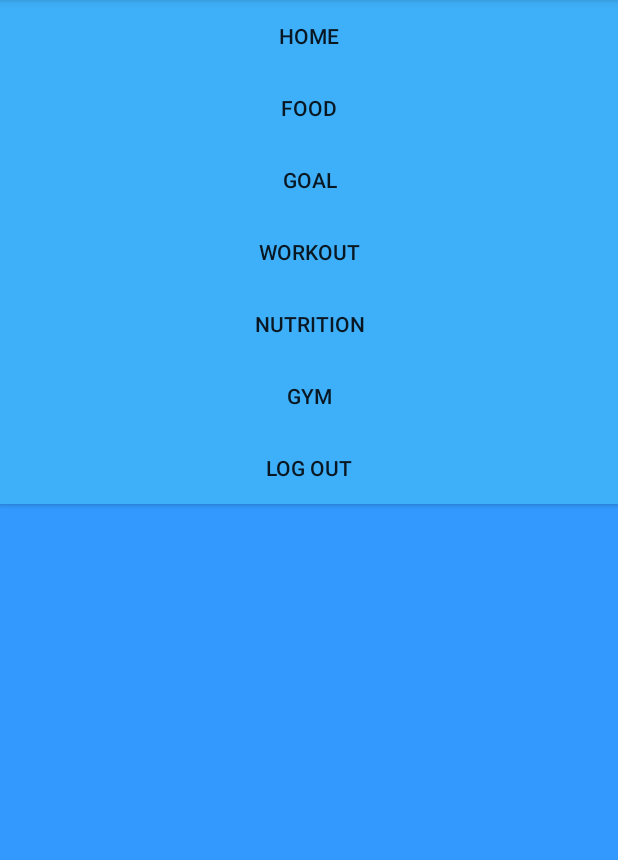
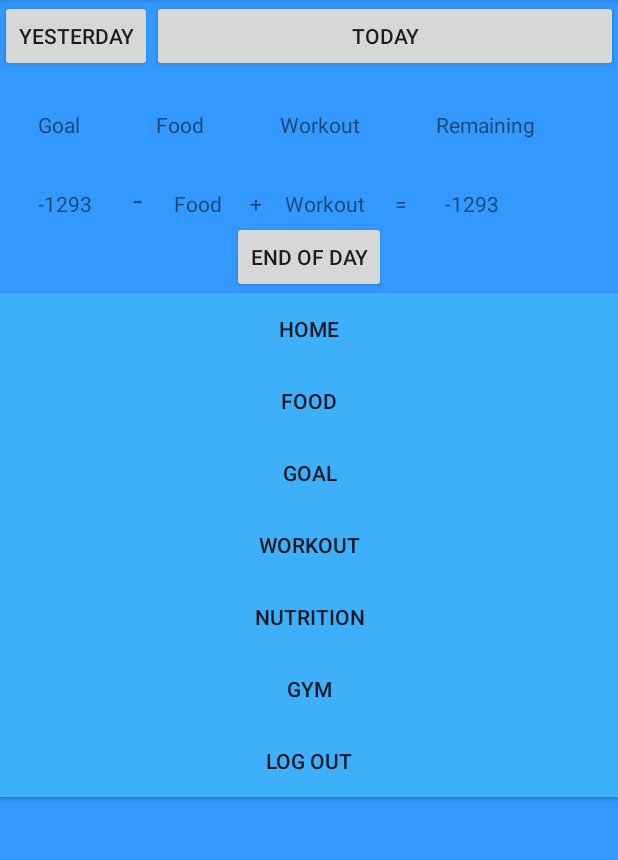
Before and after one commit to onezero10/project, an Android app: the Main screen opened directly, with no data from a screen before it, on a phone screen of 412 x 824 dp, the part 84-944 px from its top. Run offline under Robolectric (Android 15) with nearby library versions, the phone set to English and light mode, and no system bars.

Commit message:
รวม2

```diff
--- a/Running/app/src/main/java/com/ce/nutchakhun/running/Main.java
+++ b/Running/app/src/main/java/com/ce/nutchakhun/running/Main.java
@@ -7,9 +7,23 @@ import android.view.Menu;
 import android.view.MenuItem;
 import android.view.View;
 import android.widget.Button;
+import android.widget.EditText;
+import android.widget.TextView;
 
 
 public class Main extends AppCompatActivity {
+private int foodRequest = 69;
+private int sumCal=0;
+    @Override
+    protected void onActivityResult(int requestCode, int resultCode, Intent data) {
+        if(requestCode== foodRequest && resultCode ==RESULT_OK){
+            TextView edit = (TextView) findViewById(R.id.showFood);
+            int calFood = data.getIntExtra("cal", 0);
+            sumCal+=calFood;
+            edit.setText(sumCal+"");
+        }
+
+    }
 
     @Override
     protected void onCreate(Bundle savedInstanceState) {
@@ -59,7 +73,7 @@ public class Main extends AppCompatActivity {
         button10.setOnClickListener(new View.OnClickListener() {
             public void onClick(View v) {
                 Intent intent = new Intent(Main.this, food.class);
-                startActivity(intent);
+                startActivityForResult(intent,foodRequest);
             }
         });
 
@@ -77,6 +91,26 @@ public class Main extends AppCompatActivity {
 
 
         }
+        TextView edit = (TextView) findViewById(R.id.showRemain);
+        edit.setText(UserData.getCalPerDay(this)+"");
+
+
+
+
+    }
+
+
+
+
+    @Override
+    public void onResume() {
+        super.onResume();  // Always call the superclass method first
+        TextView edit = (TextView) findViewById(R.id.showGoal);
+        edit.setText(UserData.getCalPerDay(this)+"");
+        edit = (TextView) findViewById(R.id.showRemain);
+        int remain = UserData.getCalPerDay(this)-sumCal;
+        edit.setText(remain+"");
+
 
 
     }
@@ -104,4 +138,6 @@ public class Main extends AppCompatActivity {
 
         return super.onOptionsItemSelected(item);
     }
+
+
 }
--- a/Running/app/src/main/java/com/ce/nutchakhun/running/customAdapter.java
+++ b/Running/app/src/main/java/com/ce/nutchakhun/running/customAdapter.java
@@ -11,6 +11,7 @@ import android.view.ViewGroup;
 import android.widget.BaseAdapter;
 import android.widget.TextView;
 
+import java.security.PublicKey;
 import java.util.List;
 
 public class customAdapter extends BaseAdapter {
@@ -30,7 +31,9 @@ public class customAdapter extends BaseAdapter {
 
     public Object getItem(int position) {
         return null;
+
     }
+
 
     public long getItemId(int position) {
         return 0;
@@ -51,4 +54,6 @@ public class customAdapter extends BaseAdapter {
 
         return view;
     }
+
+
 }
--- a/Running/app/src/main/res/layout/activity_main.xml
+++ b/Running/app/src/main/res/layout/activity_main.xml
@@ -10,6 +10,145 @@
         android:layout_width="match_parent"
         android:layout_height="match_parent"
         android:layout_alignParentTop="true">
+
+        <LinearLayout
+            android:orientation="vertical"
+            android:layout_width="match_parent"
+            android:layout_height="wrap_content">
+
+            <LinearLayout
+                android:orientation="horizontal"
+                android:layout_width="match_parent"
+                android:layout_height="match_parent">
+
+                <Button
+                    android:layout_width="wrap_content"
+                    android:layout_height="wrap_content"
+                    android:text="Yesterday"
+                    android:id="@+id/button9" />
+
+                <Button
+                    android:layout_width="fill_parent"
+                    android:layout_height="wrap_content"
+                    android:text="Today"
+                    android:id="@+id/button11" />
+            </LinearLayout>
+
+            <LinearLayout
+                android:orientation="horizontal"
+                android:layout_width="match_parent"
+                android:layout_height="match_parent">
+
+                <TextView
+                    android:layout_width="wrap_content"
+                    android:layout_height="wrap_content"
+                    android:text="Goal"
+                    android:id="@+id/textView"
+                    android:layout_margin="@dimen/Mymargin"/>
+
+                <TextView
+                    android:layout_width="wrap_content"
+                    android:layout_height="wrap_content"
+                    android:text="Food"
+                    android:id="@+id/textView3"
+                    android:layout_margin="@dimen/Mymargin"/>
+
+                <TextView
+                    android:layout_width="wrap_content"
+                    android:layout_height="wrap_content"
+                    android:text="Workout"
+                    android:layout_margin="@dimen/Mymargin"
+                    android:id="@+id/textView4" />
+
+                <TextView
+                    android:layout_width="wrap_content"
+                    android:layout_height="wrap_content"
+                    android:text="Remaining"
+                    android:layout_margin="@dimen/Mymargin"
+
+                    android:id="@+id/textView5" />
+            </LinearLayout>
+
+            <LinearLayout
+                android:orientation="horizontal"
+                android:layout_width="match_parent"
+                android:layout_height="match_parent"
+                android:weightSum="1">
+
+                <TextView
+                    android:layout_width="wrap_content"
+                    android:layout_height="wrap_content"
+                    android:text="Goal"
+                    android:layout_marginStart="25dp"
+                    android:layout_marginLeft="25dp"
+                    android:layout_marginEnd="15dp"
+                    android:layout_marginRight="15dp"
+                    android:id="@+id/showGoal" />
+
+                <TextView
+                    android:layout_width="wrap_content"
+                    android:layout_height="wrap_content"
+                    android:text="  -"
+                    android:textSize="10pt"
+                    android:layout_marginEnd="15dp"
+                    android:layout_marginRight="15dp"
+
+                    android:id="@+id/textView6"
+                    android:layout_weight="0.03"
+                    android:gravity="center" />
+
+                <TextView
+                    android:layout_width="wrap_content"
+                    android:layout_height="wrap_content"
+                    android:text="Food"
+                    android:id="@+id/showFood"
+                    android:layout_marginStart="5dp"
+                    android:layout_marginLeft="5dp"
+                    />
+
+                <TextView
+                    android:layout_width="wrap_content"
+                    android:layout_height="wrap_content"
+                    android:text=" +"
+                    android:id="@+id/textView8"
+                    android:layout_marginStart="15dp"
+                    android:layout_marginLeft="15dp"/>
+
+                <TextView
+                    android:layout_width="wrap_content"
+                    android:layout_height="wrap_content"
+                    android:text="Workout"
+                    android:layout_marginStart="15dp"
+                    android:layout_marginLeft="15dp"
+                    android:id="@+id/showWorkout" />
+
+                <TextView
+                    android:layout_width="wrap_content"
+                    android:layout_height="wrap_content"
+                    android:text="="
+                    android:layout_marginStart="20dp"
+                    android:layout_marginLeft="20dp"
+                    android:id="@+id/textView10" />
+
+                <TextView
+                    android:layout_width="wrap_content"
+                    android:layout_height="wrap_content"
+                    android:text="New Text"
+                    android:layout_marginStart="@dimen/Mymargin"
+                    android:layout_marginLeft="@dimen/Mymargin"
+                    android:id="@+id/showRemain" />
+
+            </LinearLayout>
+
+            <Button
+                android:layout_width="wrap_content"
+                android:layout_height="wrap_content"
+                android:text="End of Day"
+                android:id="@+id/eod"
+                android:layout_gravity="center_horizontal"/>
+
+
+        </LinearLayout>
 
         <Button
             android:layout_width="match_parent"
--- a/Running/app/src/main/res/values/dimens.xml
+++ b/Running/app/src/main/res/values/dimens.xml
@@ -2,4 +2,5 @@
     <!-- Default screen margins, per the Android Design guidelines. -->
     <dimen name="activity_horizontal_margin">16dp</dimen>
     <dimen name="activity_vertical_margin">16dp</dimen>
+    <dimen name="Mymargin">25dp</dimen>
 </resources>
```
Also changed, not shown: Running/app/src/main/java/com/ce/nutchakhun/running/Goal.java (+4 -3 lines), Running/app/src/main/java/com/ce/nutchakhun/running/database.java (+11 -0 lines), Running/app/src/main/java/com/ce/nutchakhun/running/food.java (+38 -3 lines), Running/app/src/main/res/layout/food_dialog.xml (added, +44 -0 lines), 1 other file.
